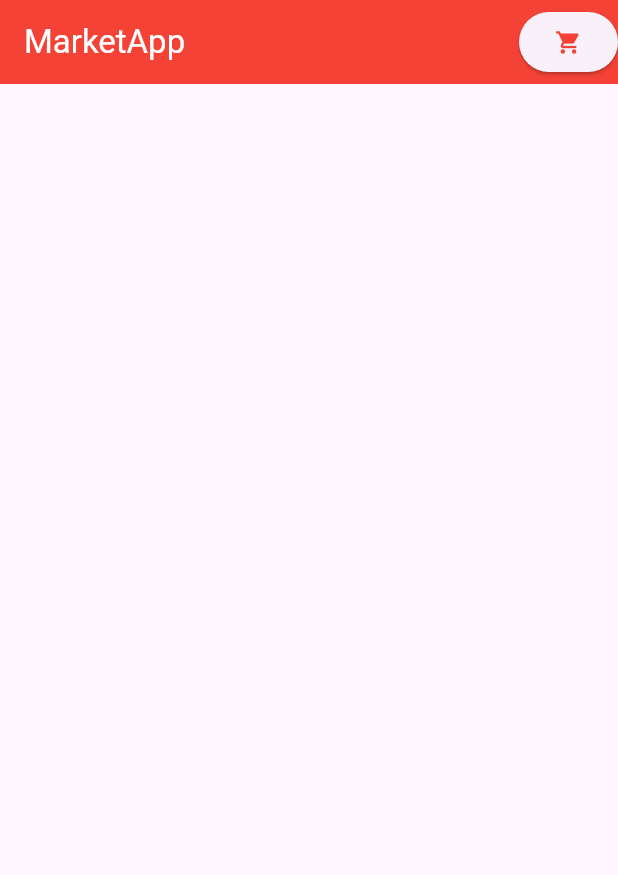
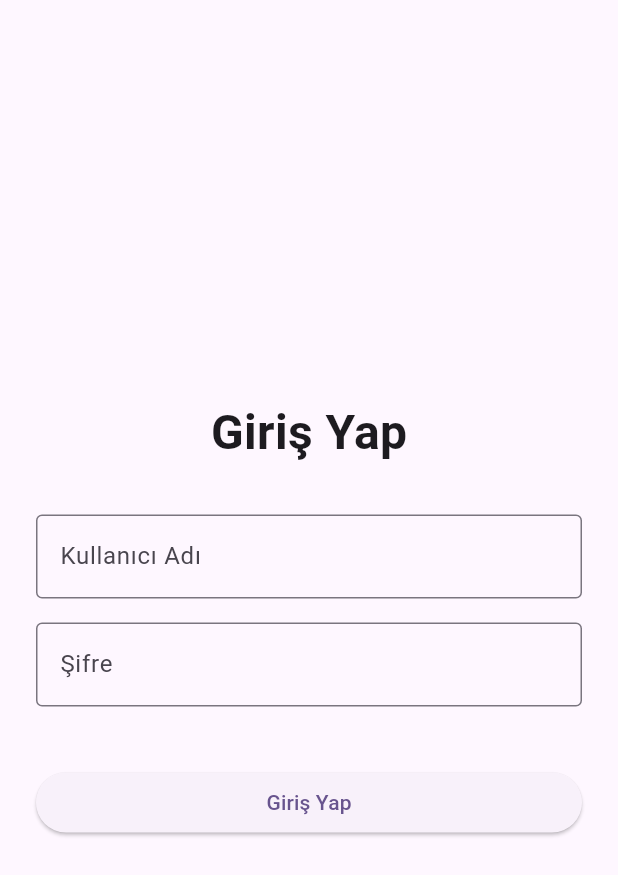
Before and after one commit to ali-solmaz/marketappmobileapplication, a Flutter app: the screen it shows after launch, on a phone screen of 412 x 824 dp. Shown: the top 875 px of the screen. Run offline on Flutter 3.47's test engine with Material 3 defaults, Android fonts, the phone set to English and light mode, and no system bars; our stand-ins replace sqflite; accounts and stored records are empty.

Commit message:
Proje yenilendi

```diff
--- /dev/null
+++ b/lib/LoginScreen.dart
@@ -0,0 +1,116 @@
+import 'package:flutter/material.dart';
+import 'AuthService.dart';
+
+class LoginScreen extends StatefulWidget {
+  const LoginScreen({super.key});
+
+  @override
+  State<LoginScreen> createState() => _LoginScreenState();
+}
+
+class _LoginScreenState extends State<LoginScreen> {
+  final _formKey = GlobalKey<FormState>();
+  final _usernameController = TextEditingController();
+  final _passwordController = TextEditingController();
+  bool _loading = false;
+  String? _error;
+  final AuthService _authService = AuthService();
+
+  Future<void> _login() async {
+    if (!_formKey.currentState!.validate()) return;
+
+    setState(() {
+      _loading = true;
+      _error = null;
+    });
+
+    final success = await _authService.login(
+      _usernameController.text,
+      _passwordController.text,
+    );
+
+    setState(() {
+      _loading = false;
+    });
+
+    if (success && mounted) {
+      Navigator.pushReplacementNamed(context, '/home');
+    } else {
+      setState(() {
+        _error = 'Geçersiz kullanıcı adı veya şifre';
+      });
+    }
+  }
+
+  @override
+  Widget build(BuildContext context) {
+    return Scaffold(
+      body: Center(
+        child: Padding(
+          padding: const EdgeInsets.all(24.0),
+          child: Form(
+            key: _formKey,
+            child: Column(
+              mainAxisAlignment: MainAxisAlignment.center,
+              children: [
+                const Text(
+                  'Giriş Yap',
+                  style: TextStyle(fontSize: 32, fontWeight: FontWeight.bold),
+                ),
+                const SizedBox(height: 32),
+                TextFormField(
+                  controller: _usernameController,
+                  decoration: const InputDecoration(
+                    labelText: 'Kullanıcı Adı',
+                    border: OutlineInputBorder(),
+                  ),
+                  validator: (value) {
+                    if (value == null || value.isEmpty) {
+                      return 'Kullanıcı adı giriniz';
+                    }
+                    return null;
+                  },
+                ),
+                const SizedBox(height: 16),
+                TextFormField(
+                  controller: _passwordController,
+                  obscureText: true,
+                  decoration: const InputDecoration(
+                    labelText: 'Şifre',
+                    border: OutlineInputBorder(),
+                  ),
+                  validator: (value) {
+                    if (value == null || value.isEmpty) {
+                      return 'Şifre giriniz';
+                    }
+                    return null;
+                  },
+                ),
+                const SizedBox(height: 24),
+                if (_error != null)
+                  Text(
+                    _error!,
+                    style: const TextStyle(color: Colors.red),
+                  ),
+                const SizedBox(height: 16),
+                SizedBox(
+                  width: double.infinity,
+                  child: ElevatedButton(
+                    onPressed: _loading ? null : _login,
+                    child: _loading
+                        ? const SizedBox(
+                            height: 20,
+                            width: 20,
+                            child: CircularProgressIndicator(strokeWidth: 2),
+                          )
+                        : const Text('Giriş Yap'),
+                  ),
+                ),
+              ],
+            ),
+          ),
+        ),
+      ),
+    );
+  }
+}
--- a/lib/SiparisFormScreen.dart
+++ b/lib/SiparisFormScreen.dart
@@ -47,9 +47,6 @@ class _SiparisFormScreenState extends State<SiparisFormScreen> {
       body: json.encode(body),
     );
 
-    print('Status: ${response.statusCode}');
-    print('Response: ${response.body}');
-
     setState(() => yukleniyor = false);
 
     if (response.statusCode == 200 || response.statusCode == 201) {
--- a/lib/main.dart
+++ b/lib/main.dart
@@ -2,6 +2,8 @@ import 'package:flutter/material.dart';
 import 'dart:convert';
 import 'package:http/http.dart' as http;
 import 'db_helper.dart';
+import 'AuthService.dart';
+import 'LoginScreen.dart';
 import 'package:marketapp2/SiparisFormScreen.dart';
 void main() {
   runApp(const MyApp());
@@ -16,8 +18,48 @@ class MyApp extends StatelessWidget {
       theme: ThemeData(
         colorScheme: .fromSeed(seedColor: Colors.deepPurple),
       ),
-      home: const AnaSayfa(title: 'AnaSayfa'),
+      home: const AuthCheck(),
+      routes: {
+        '/login': (context) => const LoginScreen(),
+        '/home': (context) => const AnaSayfa(title: 'AnaSayfa'),
+      },
     );
+  }
+}
+
+// Token kontrolü
+class AuthCheck extends StatefulWidget {
+  const AuthCheck({super.key});
+
+  @override
+  State<AuthCheck> createState() => _AuthCheckState();
+}
+
+class _AuthCheckState extends State<AuthCheck> {
+  final AuthService _authService = AuthService();
+  bool _loading = true;
+  bool _isLoggedIn = false;
+
+  @override
+  void initState() {
+    super.initState();
+    _checkAuth();
+  }
+
+  Future<void> _checkAuth() async {
+    final token = await _authService.getToken();
+    setState(() {
+      _isLoggedIn = token != null;
+      _loading = false;
+    });
+  }
+
+  @override
+  Widget build(BuildContext context) {
+    if (_loading) {
+      return const Scaffold(body: Center(child: CircularProgressIndicator()));
+    }
+    return _isLoggedIn ? const AnaSayfa(title: 'AnaSayfa') : const LoginScreen();
   }
 }
 
@@ -64,7 +106,9 @@ class _AnaSayfaState extends State<AnaSayfa> {
             )
           ],
         ),
-            body: GridView.count(
+            body: loading
+                ? Center(child: CircularProgressIndicator())
+                : GridView.count(
                 crossAxisCount: 2,
                 padding: EdgeInsets.all(12),
                 crossAxisSpacing: 12,
@@ -122,8 +166,7 @@ class _AnaSayfaState extends State<AnaSayfa> {
                       ),
                     )
                 ],
-
-    ),
+            ),
     );
   }
 }
--- a/pubspec.yaml
+++ b/pubspec.yaml
@@ -32,6 +32,7 @@ dependencies:
     sdk: flutter
   http: ^1.2.0
   sqflite: ^2.3.0
+  shared_preferences: ^2.2.2
   path: ^1.9.0
 
   # The following adds the Cupertino Icons font to your application.
```
Also changed, not shown: lib/ApiService.dart (added, +33 -0 lines), lib/AuthService.dart (added, +37 -0 lines), lib/db_helper.dart (+37 -15 lines), pubspec.lock, 1 other file.
